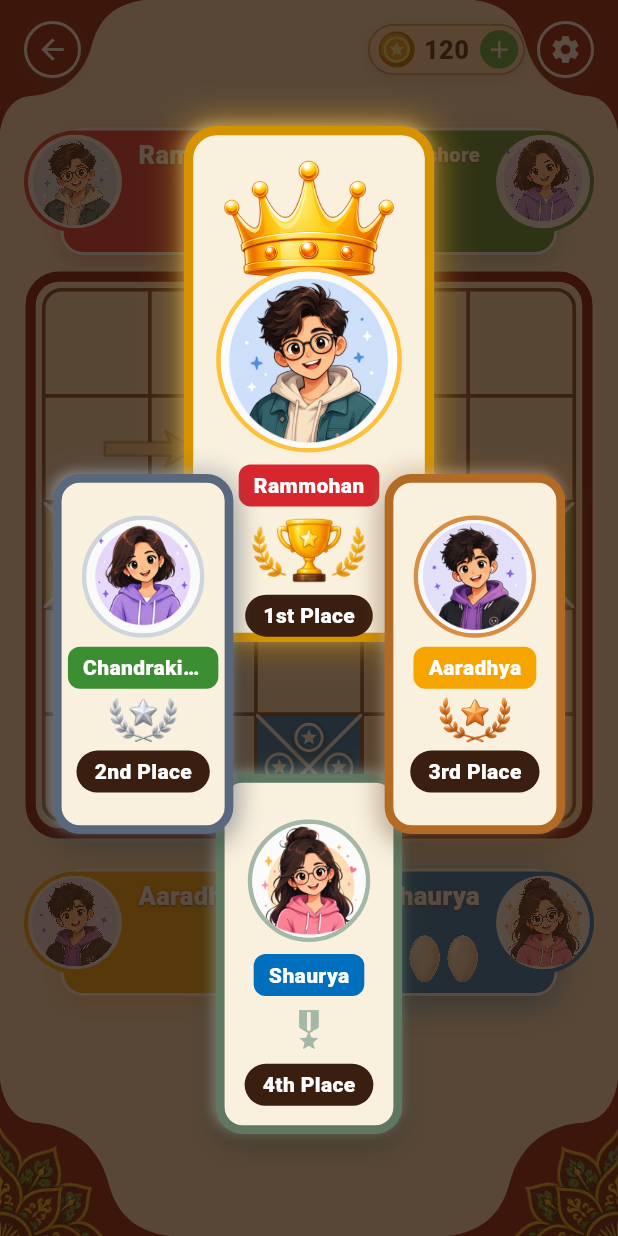
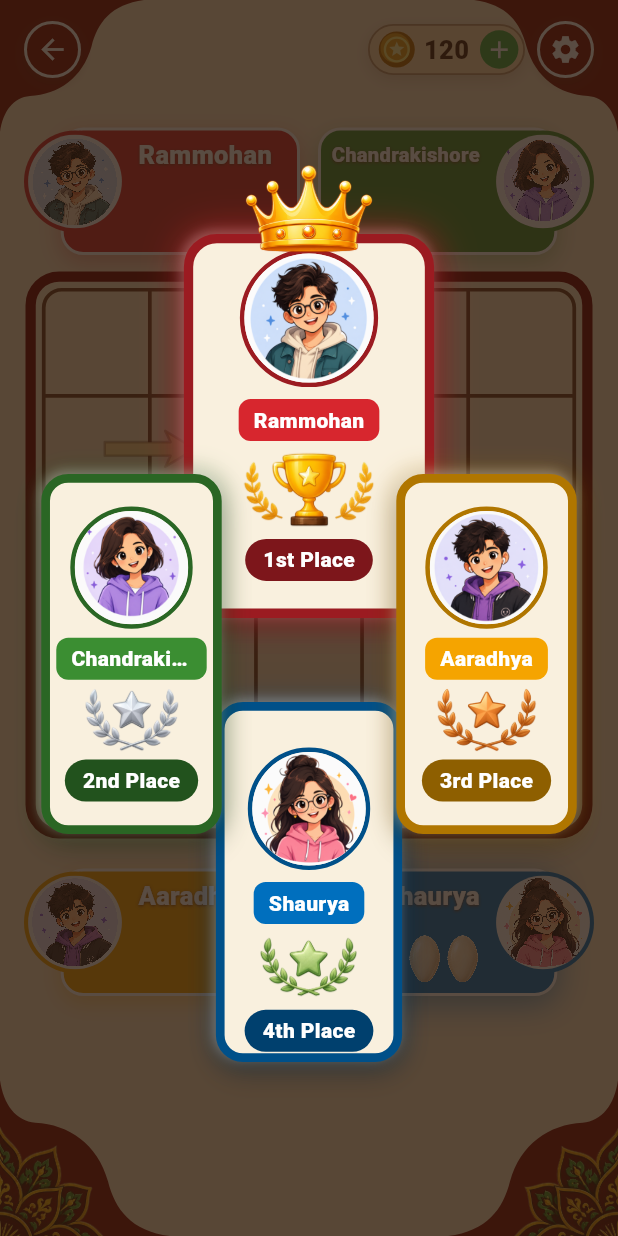
Before and after one commit to venusapps-priyank/isto-king-flutter, a Flutter app: the screen it shows after launch, after a tap on the "settings" icon, on a phone screen of 412 x 824 dp. Run offline on Flutter 3.47's test engine with Material 3 defaults, Android fonts, the phone set to English and light mode, and no system bars; our stand-ins replace flutter_animate; Roboto replaces fonts that are missing (Georgia).

Commit message:
UI improved

```diff
--- a/lib/features/game/widgets/win_ranking_panel.dart
+++ b/lib/features/game/widgets/win_ranking_panel.dart
@@ -1,11 +1,11 @@
 import 'package:flutter/material.dart';
-import 'package:isto_king/core/theme/royal_colors.dart';
 import 'package:isto_king/features/game/models/player_info.dart';
 
 const _firstRankCrownAsset = 'assets/images/rank_crown_1.png';
 const _firstPlaceAsset = 'assets/images/1st.png';
 const _secondPlaceAsset = 'assets/images/2nd.png';
 const _thirdPlaceAsset = 'assets/images/3rd.png';
+const _fourthPlaceAsset = 'assets/images/4th.png';
 
 class WinRankingPanel extends StatelessWidget {
   const WinRankingPanel({required this.playersByRank, super.key});
@@ -30,50 +30,46 @@ class WinRankingPanel extends StatelessWidget {
           children: [
             Positioned(
               left: (width - centerCardWidth) / 2,
-              top: height * 0.09,
+              top: height * 0.12,
               width: centerCardWidth,
               child: _RankCard(
                 player: playersByRank[0],
                 rank: 1,
-                height: height * 0.43,
-                accent: const Color(0xFFFFC13A),
+                height: height * 0.32,
                 rankLabel: '1st Place',
                 showCrown: true,
               ),
             ),
             Positioned(
               left: (width - lowerCardWidth) / 2,
-              bottom: height * 0.07,
+              bottom: height * 0.13,
               width: lowerCardWidth,
               child: _RankCard(
                 player: playersByRank[3],
                 rank: 4,
                 height: height * 0.30,
-                accent: const Color(0xFFA4B8A7),
                 rankLabel: '4th Place',
               ),
             ),
             Positioned(
-              left: width * 0.06,
+              left: width * 0.04,
               top: height * 0.38,
               width: sideCardWidth,
               child: _RankCard(
                 player: playersByRank[1],
                 rank: 2,
                 height: height * 0.30,
-                accent: const Color(0xFFCFD5DD),
                 rankLabel: '2nd Place',
               ),
             ),
             Positioned(
-              right: width * 0.06,
+              right: width * 0.04,
               top: height * 0.38,
               width: sideCardWidth,
               child: _RankCard(
                 player: playersByRank[2],
                 rank: 3,
                 height: height * 0.30,
-                accent: const Color(0xFFD98E45),
                 rankLabel: '3rd Place',
               ),
             ),
@@ -89,7 +85,6 @@ class _RankCard extends StatelessWidget {
     required this.player,
     required this.rank,
     required this.height,
-    required this.accent,
     required this.rankLabel,
     this.showCrown = false,
   });
@@ -97,7 +92,6 @@ class _RankCard extends StatelessWidget {
   final PlayerInfo player;
   final int rank;
   final double height;
-  final Color accent;
   final String rankLabel;
   final bool showCrown;
 
@@ -106,6 +100,7 @@ class _RankCard extends StatelessWidget {
       1 => _firstPlaceAsset,
       2 => _secondPlaceAsset,
       3 => _thirdPlaceAsset,
+      4 => _fourthPlaceAsset,
       _ => null,
     };
   }
@@ -115,9 +110,25 @@ class _RankCard extends StatelessWidget {
     final avatarSize = height * (rank == 1 ? 0.36 : 0.34);
     final radius = rank == 1 ? 22.0 : 18.0;
     final isSecondOrThird = rank == 2 || rank == 3;
-    final borderColor = HSLColor.fromColor(accent).withLightness(0.42).toColor();
+    final themeColor = player.color;
+    final borderColor = HSLColor.fromColor(themeColor)
+        .withLightness((HSLColor.fromColor(themeColor).lightness * 0.72).clamp(0.22, 0.55))
+        .toColor();
+    final placeChipColor = HSLColor.fromColor(themeColor)
+        .withLightness((HSLColor.fromColor(themeColor).lightness * 0.58).clamp(0.16, 0.42))
+        .toColor();
+    final crownAreaHeight = showCrown ? avatarSize * 0.52 : 0.0;
 
-    return DecoratedBox(
+    return SizedBox(
+      height: height + crownAreaHeight,
+      child: Stack(
+        clipBehavior: Clip.none,
+        children: [
+          Positioned(
+            top: crownAreaHeight,
+            left: 0,
+            right: 0,
+            child: DecoratedBox(
               decoration: BoxDecoration(
                 color: const Color(0xFFF9F0DE),
                 borderRadius: BorderRadius.circular(radius),
@@ -143,7 +154,7 @@ class _RankCard extends StatelessWidget {
                   ),
                   if (rank == 1)
                     BoxShadow(
-              color: accent.withValues(alpha: 0.42),
+                      color: themeColor.withValues(alpha: 0.42),
                       blurRadius: 22,
                       spreadRadius: 2,
                     ),
@@ -162,16 +173,7 @@ class _RankCard extends StatelessWidget {
                     mainAxisAlignment:
                         isSecondOrThird ? MainAxisAlignment.center : MainAxisAlignment.start,
                     children: [
-              if (showCrown)
-                Transform.translate(
-                  offset: Offset(0, avatarSize * 0.08),
-                  child: Image.asset(
-                    _firstRankCrownAsset,
-                    width: avatarSize * 1.02,
-                    fit: BoxFit.contain,
-                  ),
-                )
-              else
+                      if (!showCrown)
                         SizedBox(height: isSecondOrThird ? 0 : avatarSize * 0.25),
                       Stack(
                         clipBehavior: Clip.none,
@@ -181,7 +183,7 @@ class _RankCard extends StatelessWidget {
                             height: avatarSize,
                             decoration: BoxDecoration(
                               shape: BoxShape.circle,
-                      border: Border.all(color: accent, width: 3),
+                              border: Border.all(color: borderColor, width: 3),
                             ),
                             child: ClipOval(
                               child: Image.asset(player.avatarAsset, fit: BoxFit.cover),
@@ -212,19 +214,19 @@ class _RankCard extends StatelessWidget {
                       if (_rankEmblemAsset != null)
                         Image.asset(
                           _rankEmblemAsset!,
-                  height: height * 0.13,
+                          height: height * (rank == 1 ? 0.20 : 0.18),
                           fit: BoxFit.contain,
                         )
                       else
                         Icon(
                           Icons.military_tech,
-                  color: accent,
+                          color: borderColor,
                           size: height * 0.13,
                         ),
                       SizedBox(height: isSecondOrThird ? 5 : 7),
                       DecoratedBox(
                         decoration: BoxDecoration(
-                  color: RoyalColors.darkBrown,
+                          color: placeChipColor,
                           borderRadius: BorderRadius.circular(999),
                         ),
                         child: Padding(
@@ -242,6 +244,19 @@ class _RankCard extends StatelessWidget {
                   ),
                 ),
               ),
+            ),
+          ),
+          if (showCrown)
+            Align(
+              alignment: Alignment.topCenter,
+              child: Image.asset(
+                _firstRankCrownAsset,
+                width: avatarSize * 1.02,
+                fit: BoxFit.contain,
+              ),
+            ),
+        ],
+      ),
     );
   }
 }
```
Also changed, not shown: assets/images/4th.png (added). Lines whose indentation alone changed are shown as unchanged.
